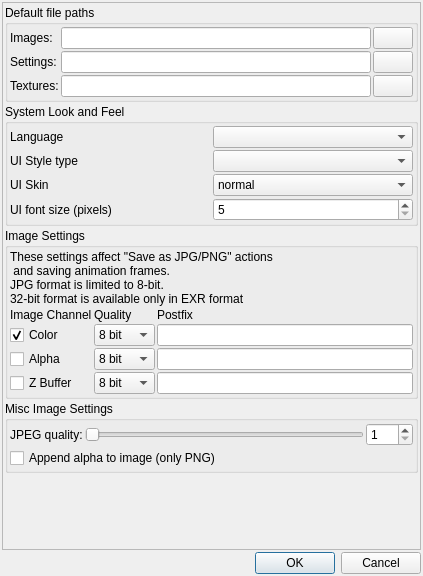
Before: the Qt Designer form mandelbulber2/qt/preferencesdialog.ui in buddhi1980/mandelbulber2, drawn with Qt 5.
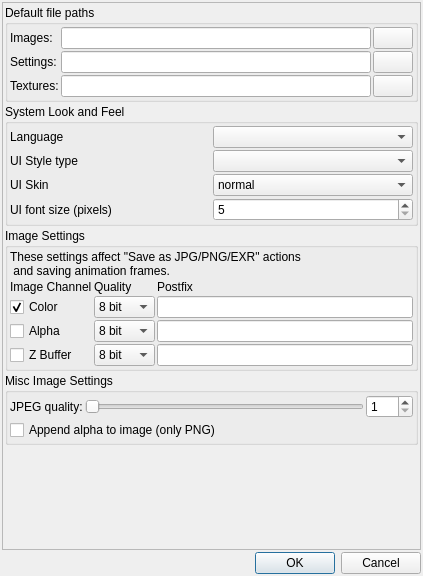
After: the same form once the commit is applied. Icons and pictures are not drawn. Custom widgets are drawn as their Qt base class.

Commit message: added tooltip for image settings gives more information how the image system works

Diff of the .ui file:
```diff
--- a/mandelbulber2/qt/preferencesdialog.ui
+++ b/mandelbulber2/qt/preferencesdialog.ui
@@ -40,7 +40,7 @@
         <x>0</x>
         <y>0</y>
         <width>417</width>
-        <height>541</height>
+        <height>545</height>
        </rect>
       </property>
       <layout class="QVBoxLayout" name="verticalLayout_2">
@@ -278,10 +278,8 @@
           <item>
            <widget class="QLabel" name="label_12">
             <property name="text">
-             <string>These settings affect &quot;Save as JPG/PNG&quot; actions
- and saving animation frames.
-JPG format is limited to 8-bit.
-32-bit format is available only in EXR format</string>
+             <string>These settings affect &quot;Save as JPG/PNG/EXR&quot; actions
+ and saving animation frames.</string>
             </property>
            </widget>
           </item>
```
Left out of the diff: 3 changed lines with no effect on the pictures.
